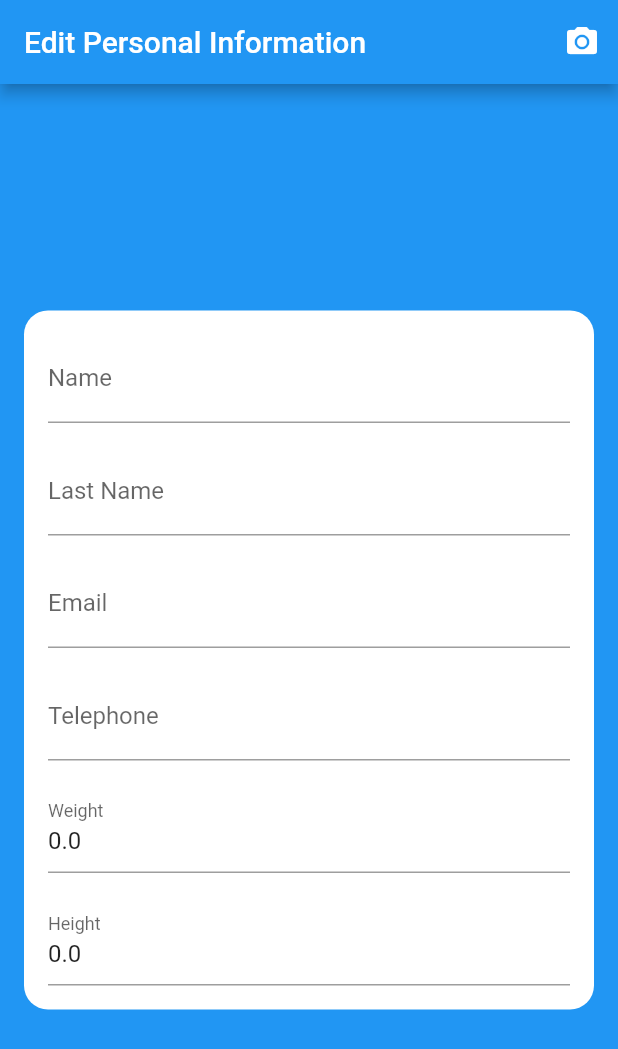
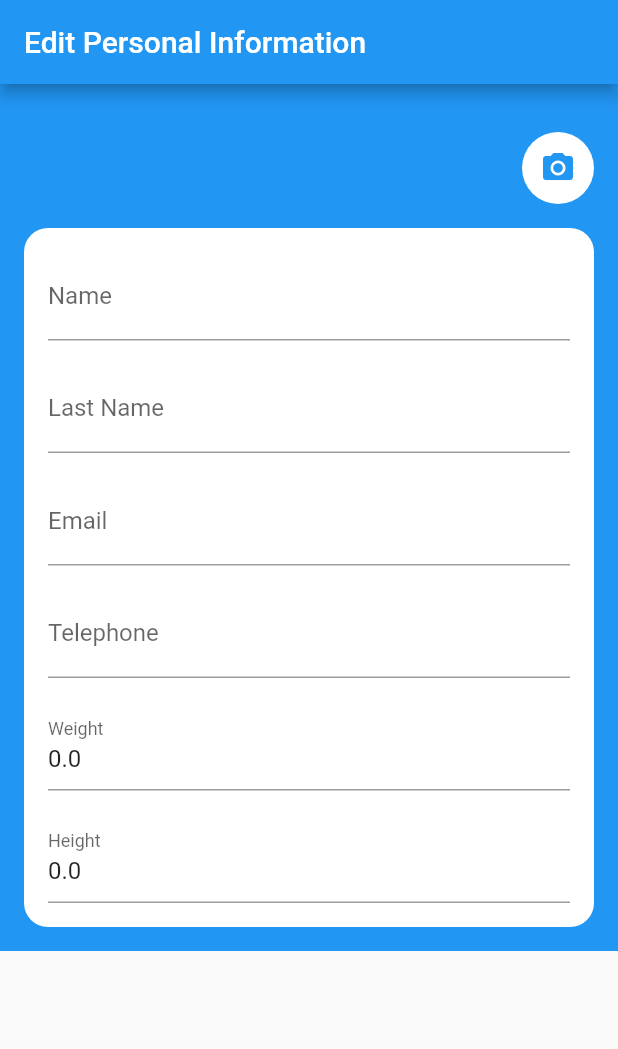
Before and after one commit to VictorCuerdo/trackyApp, a Flutter app: the screen it shows after launch, on a phone screen of 412 x 824 dp. Shown: the top 1049 px of the screen. Run offline on Flutter 3.47's test engine with Material 2 defaults, Android fonts, the light colour scheme and no system bars.

Commit message:
User form design updated
Se cambio el diseño del user form, añadiendo un cuadrado blanco para mejorar el diseño, también se sacó la camara del appbar y se puso en mi widget.

```diff
--- a/trackyapp/lib/main.dart
+++ b/trackyapp/lib/main.dart
@@ -30,21 +30,33 @@ class _EditPersonalInfoState extends State<EditPersonalInfo> {
     return Scaffold(
       appBar: AppBar(
         title: Text('Edit Personal Information'),
-        actions: <Widget>[
-          IconButton(
+      ),
+      body: SingleChildScrollView(
+        child: Container(
+          color: Colors.blue,
+          padding: const EdgeInsets.all(16.0),
+          child: Column(
+            crossAxisAlignment: CrossAxisAlignment.stretch,
+            children: <Widget>[
+              SizedBox(height: 16.0),
+              Container(
+                alignment: Alignment.topRight,
+                child: Container(
+                  decoration: BoxDecoration(
+                    shape: BoxShape.circle,
+                    color: Colors.white,
+                  ),
+                  child: IconButton(
                     icon: Icon(Icons.photo_camera),
+                    color: Colors.blue,
                     onPressed: () {
                       // TODO: implement photo upload
                     },
                   ),
-        ],
                 ),
-      body: Container(
-        color: Colors.blue,
-        child: Center(
-          child: Padding(
-            padding: const EdgeInsets.all(16.0),
-            child: Container(
+              ),
+              SizedBox(height: 16.0),
+              Container(
                 decoration: BoxDecoration(
                   color: Colors.white,
                   borderRadius: BorderRadius.circular(16.0),
@@ -119,6 +131,7 @@ class _EditPersonalInfoState extends State<EditPersonalInfo> {
                   ],
                 ),
               ),
+            ],
           ),
         ),
       ),
```
Lines whose indentation alone changed are shown as unchanged.
